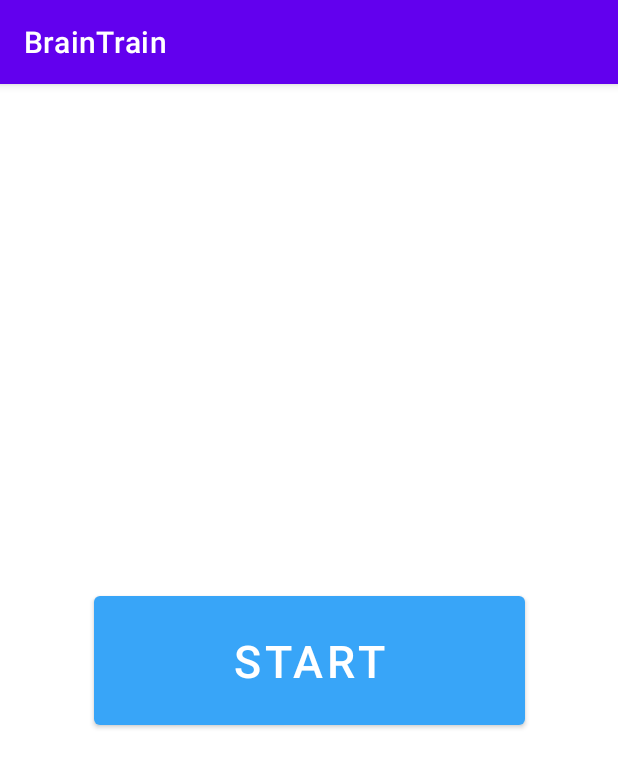
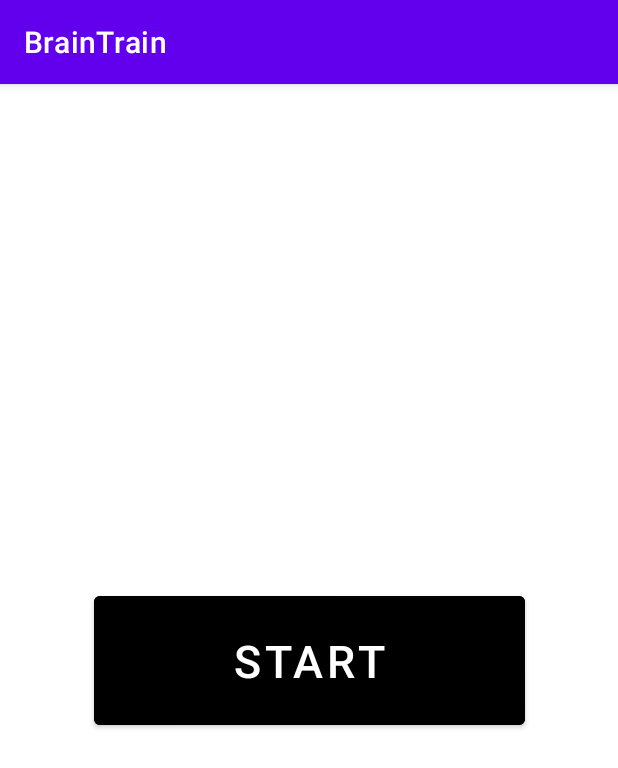
Before and after one commit to Khamidov0033/BrainTrain-App, an Android app: the screen it shows after launch (MainActivity), on a phone screen of 412 x 824 dp. Shown: the top 768 px of the screen. Run offline under Robolectric (Android 15) with nearby library versions, the phone set to English and light mode, and no system bars.

Commit message:
change start button

```diff
--- a/app/src/main/res/layout/activity_main.xml
+++ b/app/src/main/res/layout/activity_main.xml
@@ -16,7 +16,7 @@
         android:text="Start"
         android:textSize="30sp"
         android:visibility="visible"
-        app:backgroundTint="#38A5F8"
+        android:backgroundTint="@color/black"
         app:layout_constraintBottom_toBottomOf="@+id/gamingLayout"
         app:layout_constraintEnd_toEndOf="@+id/gamingLayout"
         app:layout_constraintStart_toStartOf="parent"
```
